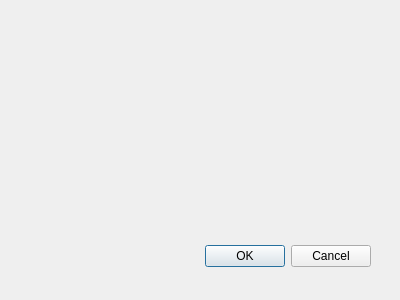
Before: the Qt Designer form Fritz/aboutbox.ui in ptbw/Fritz-Qt5-project-for-Raspberry-Pi, drawn with Qt 5.
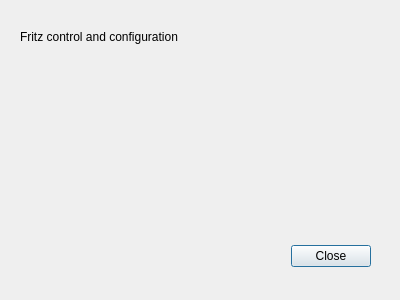
After: the same form once the commit is applied.

The edit to the form file:
```diff
--- a/Fritz/aboutbox.ui
+++ b/Fritz/aboutbox.ui
@@ -27,8 +27,24 @@
    <property name="orientation" >
     <enum>Qt::Horizontal</enum>
    </property>
-   <property name="standardButtons" >
-    <set>QDialogButtonBox::Cancel|QDialogButtonBox::Ok</set>
+   <property name="standardButtons">
+    <set>QDialogButtonBox::Close</set>
+   </property>
+  </widget>
+  <widget class="QLabel" name="label">
+   <property name="geometry">
+    <rect>
+     <x>20</x>
+     <y>30</y>
+     <width>341</width>
+     <height>191</height>
+    </rect>
+   </property>
+   <property name="text">
+    <string>Fritz control and configuration</string>
+   </property>
+   <property name="alignment">
+    <set>Qt::AlignLeading|Qt::AlignLeft|Qt::AlignTop</set>
    </property>
   </widget>
  </widget>
```
Left out of the diff: 27 changed lines with no effect on the pictures.
